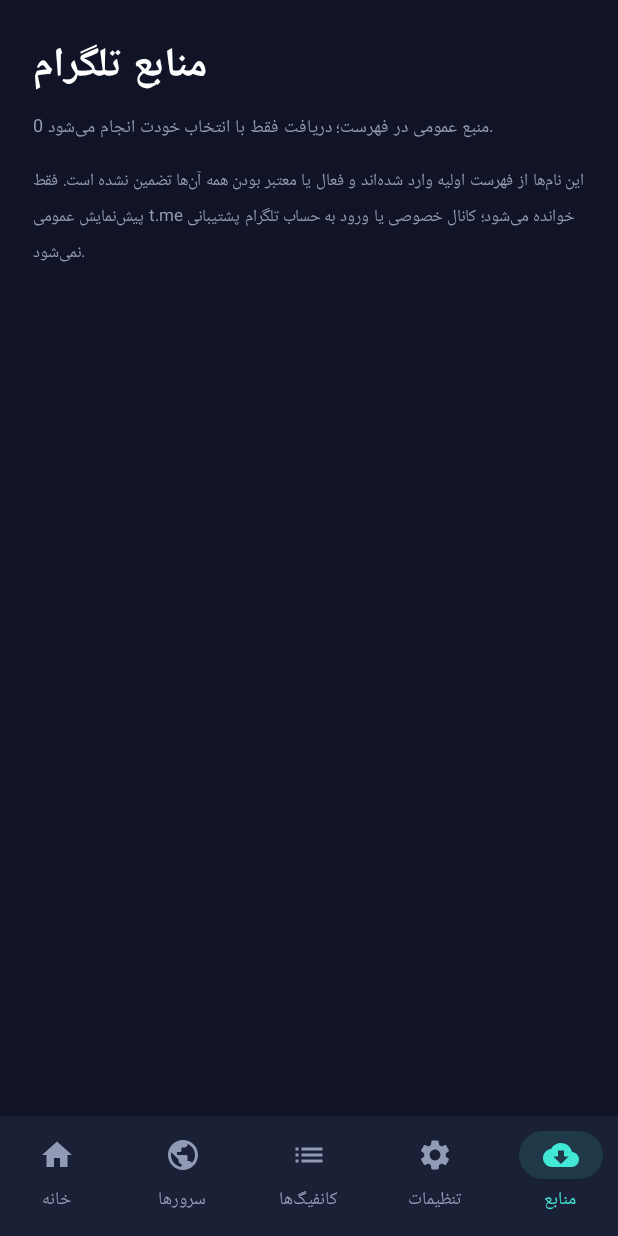
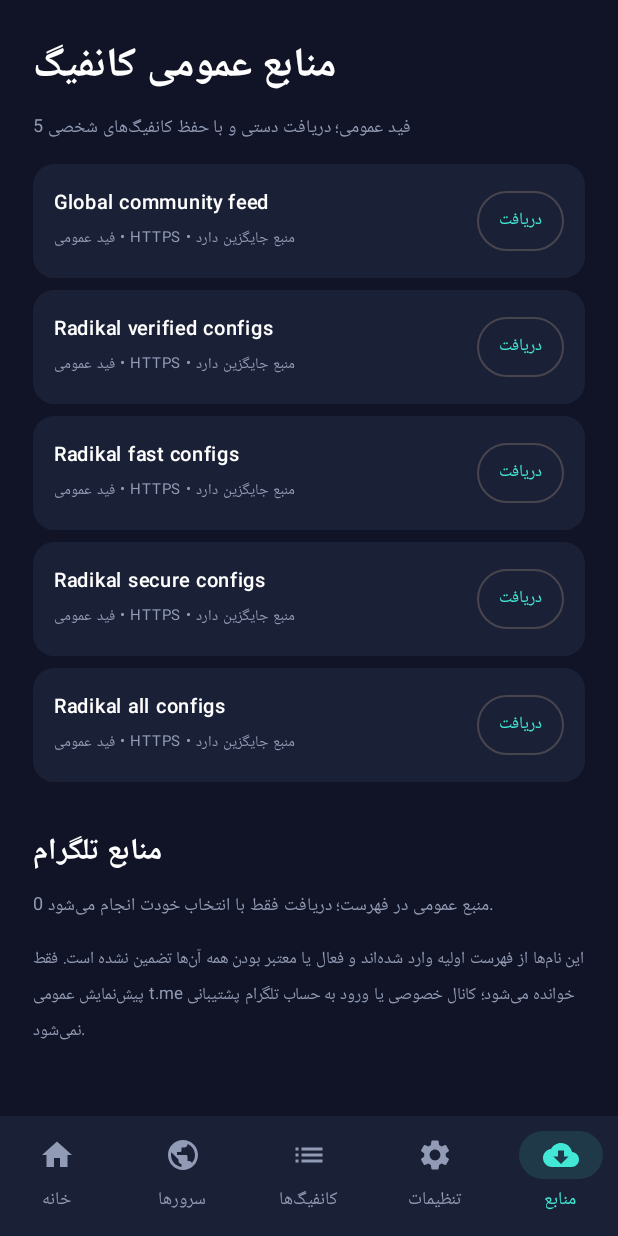
Before and after one commit to mostafaazad369-web/Mle-vpn-, an Android app built with Jetpack Compose: the composable MleApp shown on its own in the app's theme, item 5 of the bottom bar chosen, on a phone screen of 412 x 824 dp. Run offline under Robolectric (Android 15) with nearby library versions, the phone set to English and light mode, and no system bars; pictures from the network do not load.

Commit message:
Connect public config feeds to Sources screen with add-only refresh

```diff
--- a/app/src/main/java/com/mle/vpn/MainActivity.kt
+++ b/app/src/main/java/com/mle/vpn/MainActivity.kt
@@ -29,6 +29,8 @@ import com.mle.vpn.profile.ProfileImporter
 import com.mle.vpn.profile.ProfileParseResult
 import com.mle.vpn.profile.ProfileVault
 import com.mle.vpn.profile.SubscriptionFetcher
+import com.mle.vpn.profile.PublicConfigSource
+import com.mle.vpn.profile.PublicConfigSourceCatalog
 import com.mle.vpn.profile.SingBoxOutboundBuilder
 import com.mle.vpn.profile.SingBoxConfigBuilder
 import com.mle.vpn.engine.EndpointProbe
@@ -78,6 +80,7 @@ private fun MleApp() {
     var selectedProfileId by remember { mutableStateOf<String?>(null) }
     var probeResults by remember { mutableStateOf(emptyMap<String, String>()) }
     var telegramSources by remember { mutableStateOf(emptyList<String>()) }
+    var publicSources by remember { mutableStateOf(emptyList<PublicConfigSource>()) }
     var fetchingSource by remember { mutableStateOf<String?>(null) }
     var sourceStatus by remember { mutableStateOf<String?>(null) }
     val connectionStatus by MleVpnStatus.status.collectAsState()
@@ -126,6 +129,7 @@ private fun MleApp() {
         profiles = vault.loadAll()
         selectedProfileId = profiles.firstOrNull()?.id
         telegramSources = runCatching { com.mle.vpn.profile.TelegramSourceCatalog.load(context.assets) }.getOrDefault(emptyList())
+        publicSources = runCatching { PublicConfigSourceCatalog.load(context.assets) }.getOrDefault(emptyList())
     }
     MaterialTheme(colorScheme = darkColorScheme(
         background = Navy, surface = Panel, primary = Mint,
@@ -207,8 +211,33 @@ private fun MleApp() {
                 3 -> SettingsScreen(padding)
                 else -> TelegramSourcesScreen(
                     sources = telegramSources,
+                    publicSources = publicSources,
                     fetchingSource = fetchingSource,
                     status = sourceStatus,
+                    onFetchPublic = { source ->
+                        if (fetchingSource == null) {
+                            fetchingSource = source.id
+                            sourceStatus = null
+                            scope.launch {
+                                runCatching {
+                                    val payload = PublicConfigSourceCatalog.fetch(source)
+                                    val batch = ProfileImporter.parseBatch(payload)
+                                    val existing = vault.loadAll().map { it.sourceUri }.toSet()
+                                    val supported = batch.profiles.filter { profile ->
+                                        profile.sourceUri !in existing &&
+                                            runCatching { SingBoxOutboundBuilder.build(profile) }.isSuccess
+                                    }
+                                    supported.forEach(vault::save)
+                                    profiles = vault.loadAll()
+                                    if (selectedProfileId == null) selectedProfileId = profiles.firstOrNull()?.id
+                                    val rejected = batch.rejectedCount + (batch.profiles.size - supported.size)
+                                    "${source.label}: ${supported.size} کانفیگ جدید اضافه شد؛ $rejected مورد نامعتبر، ناسازگار یا تکراری بود. کانفیگ‌های شخصی حفظ شدند."
+                                }.onSuccess { sourceStatus = it }
+                                    .onFailure { sourceStatus = "${source.label}: ${it.message ?: "دریافت منبع ناموفق بود."}" }
+                                fetchingSource = null
+                            }
+                        }
+                    },
                     onFetch = { channel ->
                         if (fetchingSource == null) {
                             fetchingSource = channel
@@ -442,15 +471,31 @@ private fun ServerScreen(selected: String, onSelect: (String) -> Unit, padding:
 @Composable
 private fun TelegramSourcesScreen(
     sources: List<String>,
+    publicSources: List<PublicConfigSource>,
     fetchingSource: String?,
     status: String?,
+    onFetchPublic: (PublicConfigSource) -> Unit,
     onFetch: (String) -> Unit,
     padding: PaddingValues
 ) {
     Column(
         Modifier.fillMaxSize().padding(padding).verticalScroll(rememberScrollState()).padding(22.dp)
     ) {
-        Text("منابع تلگرام", color = Color.White, fontSize = 27.sp, fontWeight = FontWeight.Bold)
+        Text("منابع عمومی کانفیگ", color = Color.White, fontSize = 27.sp, fontWeight = FontWeight.Bold)
+        Text("${publicSources.size} فید عمومی؛ دریافت دستی و با حفظ کانفیگ‌های شخصی", color = Muted, fontSize = 12.sp, modifier = Modifier.padding(top = 6.dp, bottom = 12.dp))
+        publicSources.forEach { source ->
+            Row(Modifier.fillMaxWidth().padding(bottom = 8.dp).background(Panel, RoundedCornerShape(14.dp)).padding(14.dp), verticalAlignment = Alignment.CenterVertically) {
+                Column(Modifier.weight(1f)) {
+                    Text(source.label, color = Color.White, fontWeight = FontWeight.SemiBold, fontSize = 13.sp)
+                    Text("فید عمومی • HTTPS • منبع جایگزین دارد", color = Muted, fontSize = 10.sp)
+                }
+                OutlinedButton(onClick = { onFetchPublic(source) }, enabled = fetchingSource == null, colors = ButtonDefaults.outlinedButtonColors(contentColor = Mint), contentPadding = PaddingValues(horizontal = 10.dp, vertical = 4.dp)) {
+                    if (fetchingSource == source.id) CircularProgressIndicator(Modifier.size(14.dp), color = Mint, strokeWidth = 2.dp) else Text("دریافت", fontSize = 11.sp)
+                }
+            }
+        }
+        Spacer(Modifier.height(22.dp))
+        Text("منابع تلگرام", color = Color.White, fontSize = 20.sp, fontWeight = FontWeight.Bold)
         Text("${sources.size} منبع عمومی در فهرست؛ دریافت فقط با انتخاب خودت انجام می‌شود.", color = Muted, fontSize = 12.sp,
             modifier = Modifier.padding(top = 6.dp, bottom = 12.dp))
         Text("این نام‌ها از فهرست اولیه وارد شده‌اند و فعال یا معتبر بودن همه آن‌ها تضمین نشده است. فقط پیش‌نمایش عمومی t.me خوانده می‌شود؛ کانال خصوصی یا ورود به حساب تلگرام پشتیبانی نمی‌شود.", color = Muted, fontSize = 11.sp,
```
